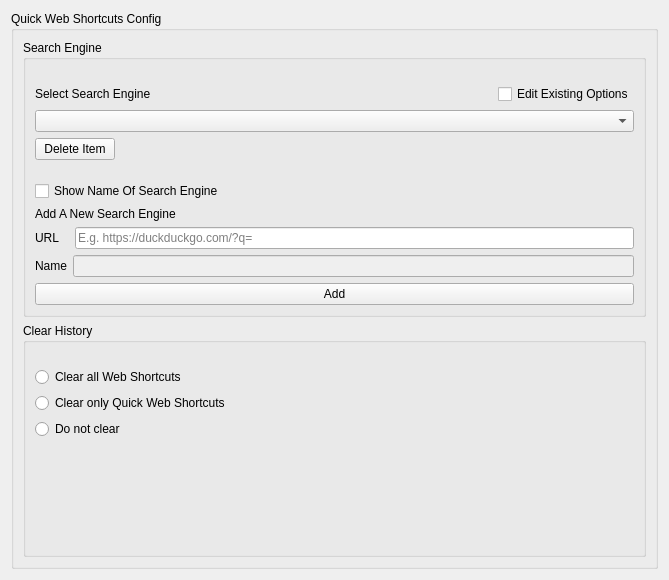
Qt form src/config/quick_web_shortcuts_config.ui (alex1701c/QuickWebShortcuts) before a commit.
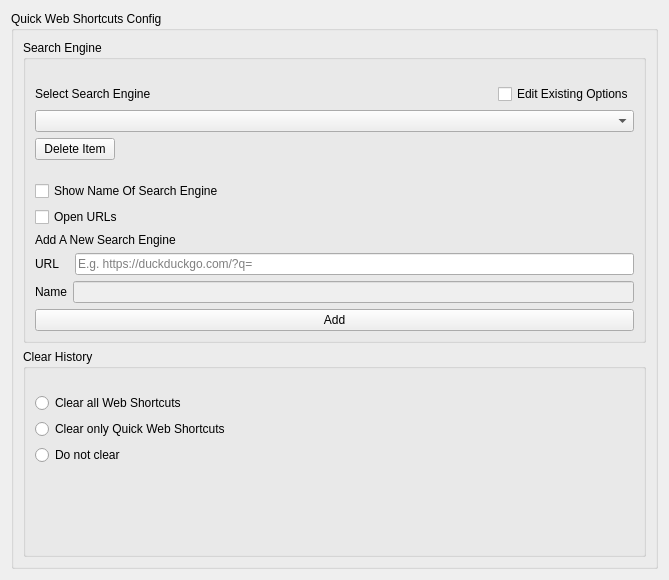
The same form after that commit. Icons and pictures are not drawn.

The edit to the form file:
```diff
--- a/src/config/quick_web_shortcuts_config.ui
+++ b/src/config/quick_web_shortcuts_config.ui
@@ -63,6 +63,13 @@
              </property>
             </widget>
            </item>
+           <item>
+            <widget class="QCheckBox" name="openURLS">
+             <property name="text">
+              <string>Open URLs</string>
+             </property>
+            </widget>
+           </item>
            <item>
             <widget class="QLabel" name="label">
              <property name="text">
```
Left out of the diff: 3 changed lines with no effect on the pictures.
